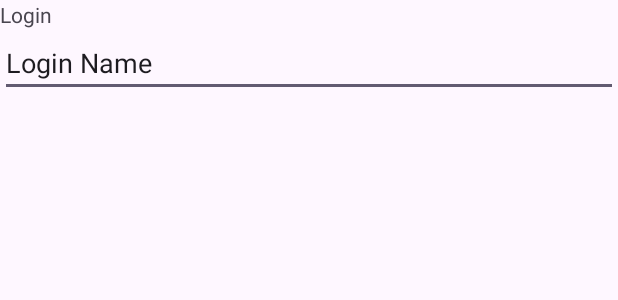
After one commit to nsubhash311/AndroidAssignments, an Android app: the layout activity_login.xml on its own in the app's theme, with its tools: preview values and no code run, on a phone screen of 412 x 824 dp. The commit adds this screen. Shown: the top 300 px of the screen. Run offline under Robolectric (Android 15) with nearby library versions, the phone set to English and light mode, and no system bars.

Commit message:
Second Commit

```diff
--- a/app/src/main/AndroidManifest.xml
+++ b/app/src/main/AndroidManifest.xml
@@ -13,6 +13,9 @@
         android:theme="@style/Theme.AndroidAssignments"
         tools:targetApi="31">
         <activity
+            android:name=".LoginActivity"
+            android:exported="false" />
+        <activity
             android:name=".MainActivity"
             android:exported="true">
             <intent-filter>
--- /dev/null
+++ b/app/src/main/java/com/example/androidassignments/LoginActivity.java
@@ -0,0 +1,14 @@
+package com.example.androidassignments;
+
+import androidx.appcompat.app.AppCompatActivity;
+
+import android.os.Bundle;
+
+public class LoginActivity extends AppCompatActivity {
+
+    @Override
+    protected void onCreate(Bundle savedInstanceState) {
+        super.onCreate(savedInstanceState);
+        setContentView(R.layout.activity_login);
+    }
+}
--- /dev/null
+++ b/app/src/main/res/layout/activity_login.xml
@@ -0,0 +1,24 @@
+<?xml version="1.0" encoding="utf-8"?>
+<LinearLayout xmlns:android="http://schemas.android.com/apk/res/android"
+    xmlns:app="http://schemas.android.com/apk/res-auto"
+    xmlns:tools="http://schemas.android.com/tools"
+    android:layout_width="match_parent"
+    android:layout_height="match_parent"
+    android:orientation="vertical"
+    tools:context=".LoginActivity">
+
+    <TextView
+        android:id="@+id/textView2"
+        android:layout_width="match_parent"
+        android:layout_height="wrap_content"
+        android:hint="textEmailAddress"
+        android:text="Login" />
+
+    <EditText
+        android:id="@+id/editTextText"
+        android:layout_width="match_parent"
+        android:layout_height="wrap_content"
+        android:ems="10"
+        android:inputType="text"
+        android:text="Login Name" />
+</LinearLayout>
--- a/app/src/main/res/values/strings.xml
+++ b/app/src/main/res/values/strings.xml
@@ -2,4 +2,7 @@
     <string name="app_name">AndroidAssignments</string>
     <string name="hello_message">Hello Wold!</string>
     <string name="ButtonText">I\’m a button</string>
+    <string name="LoginText">Login</string>
+    <string name="LoginNameText">Login Name</string>
+
 </resources>
```
Also changed, not shown: 1 other file.
